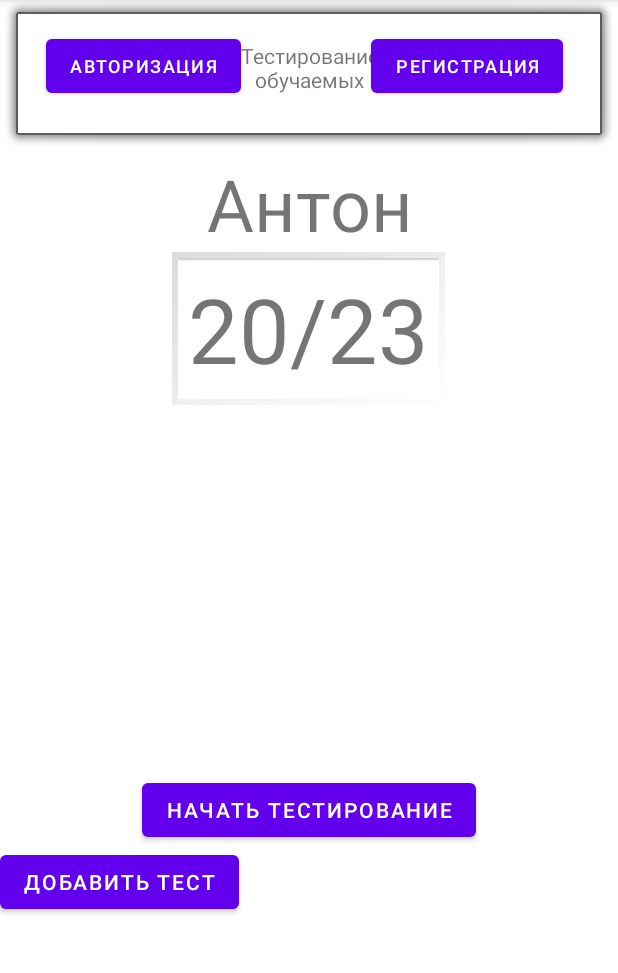
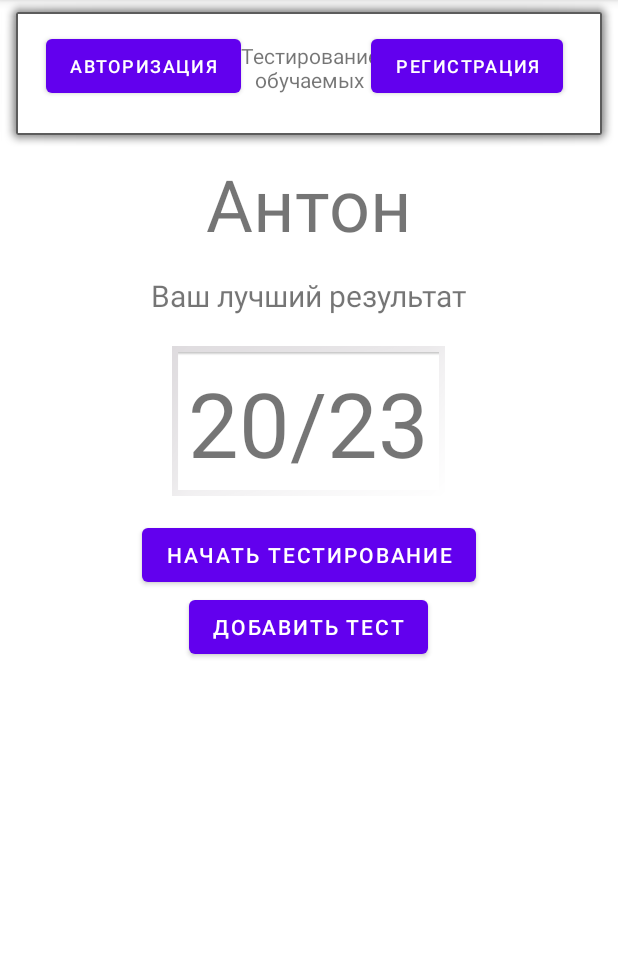
Before and after one commit to Swinten/Kursu-app, an Android app: the screen it shows after launch (MainActivity), on a phone screen of 412 x 824 dp, the part 84-1057 px from its top. Run offline under Robolectric (Android 15) with nearby library versions, the phone set to English and light mode, and no system bars.

Commit message:
чутка

```diff
--- a/MyApplication3/app/src/main/java/com/example/myapplication/MainActivity.java
+++ b/MyApplication3/app/src/main/java/com/example/myapplication/MainActivity.java
@@ -2,35 +2,50 @@ package com.example.myapplication;
 
 import androidx.appcompat.app.AppCompatActivity;
 
+import android.app.Dialog;
+import android.content.Context;
 import android.database.Cursor;
+import android.graphics.Color;
+import android.graphics.drawable.ColorDrawable;
 import android.os.Bundle;
 
 import android.content.DialogInterface;
 import android.content.Intent;
+import android.view.Gravity;
 import android.view.View;
+import android.view.Window;
+import android.view.WindowManager;
 import android.widget.AdapterView;
 import android.widget.Button;
+import android.widget.EditText;
 import android.widget.ListView;
 import android.widget.SimpleCursorAdapter;
 import android.widget.TextView;
 import android.widget.Toast;
 
+import java.util.ArrayList;
+import java.util.List;
 import java.util.Random;
 
 public class MainActivity extends AppCompatActivity {
-
-    Button st;
+    BD d;
+    Quest getdata;
+    private static Context context;
+    Button st,sw;
     @Override
     protected void onCreate(Bundle savedInstanceState) {
         super.onCreate(savedInstanceState);
+        getdata= new Quest();
+        MainActivity.context = getApplicationContext();
         setContentView(R.layout.activity_main);
         st = findViewById(R.id.Start);
-        //PreCreateDB.copyDB(this);
-        //databaseAdapter = new DatabaseAdapter(this);
-        //ListView lvContact = findViewById(R.id.lvContact);
-        //final SimpleCursorAdapter simpleCursorAdapter = databaseAdapter.populateListViewFromDB();
-        //lvContact.setAdapter(simpleCursorAdapter);
-        //lvContact.setOnItemClickListener(new AdapterView.OnItemClickListener() {
+        sw = findViewById(R.id.ADDDDD);
+        d = new BD(this);
+        sw.setOnClickListener(new View.OnClickListener() {
+            public void onClick(View v) {
+                showDialog();
+            }
+        });
         st.setOnClickListener(new View.OnClickListener() {
             public void onClick(View v) {
                 Intent intent;
@@ -39,4 +54,47 @@ public class MainActivity extends AppCompatActivity {
             }
         });
     }
+    public static Context getAppContext() {
+        return MainActivity.context;
+    }
+
+    public void showDialog() {
+        final EditText q,q1,q2,q3,q4,ri;
+        Button close,add,b;
+        final Dialog dialog = new Dialog(this);
+        dialog.requestWindowFeature(Window.FEATURE_NO_TITLE);
+        WindowManager.LayoutParams params = new WindowManager.LayoutParams();
+        dialog.setContentView(R.layout.dialog);
+        params.copyFrom(dialog.getWindow().getAttributes());
+        params.height = WindowManager.LayoutParams.MATCH_PARENT;
+        params.width = WindowManager.LayoutParams.MATCH_PARENT;
+        params.gravity = Gravity.CENTER;
+        dialog.getWindow().setAttributes(params);
+        dialog.getWindow().setBackgroundDrawable(new ColorDrawable(Color.TRANSPARENT));
+        dialog.show();
+        q = dialog.findViewById(R.id.qest);
+        q1 = dialog.findViewById(R.id.q1);
+        q2 = dialog.findViewById(R.id.q2);
+        q3 = dialog.findViewById(R.id.q3);
+        q4 = dialog.findViewById(R.id.q4);
+        ri = dialog.findViewById(R.id.ri);
+        add = (Button)dialog.findViewById(R.id.addBD);
+        close = (Button) dialog.findViewById(R.id.close);
+        close.setOnClickListener(new View.OnClickListener() {;
+            @Override
+            public void onClick(View v) {
+                dialog.cancel();
+            }
+        });
+        add.setOnClickListener(new View.OnClickListener() {;
+            @Override
+            public void onClick(View v) {
+                System.out.println("ABOBA");
+                long ABOBA = d.addquest(q.getText().toString(), q1.getText().toString(),q2.getText().toString(),q3.getText().toString(), q4.getText().toString(),ri.getText().toString());
+                if (ABOBA==0) {
+                    dialog.cancel();
+                }
+            }
+        });
+    }
 }
--- a/MyApplication3/app/src/main/res/layout/activity_main.xml
+++ b/MyApplication3/app/src/main/res/layout/activity_main.xml
@@ -65,88 +65,49 @@
             </androidx.constraintlayout.widget.ConstraintLayout>
         </LinearLayout>
 
-        <LinearLayout
-            android:layout_width="match_parent"
-            android:layout_height="wrap_content"
-            android:orientation="horizontal">
-
-            <Space
-                android:layout_width="wrap_content"
-                android:layout_height="match_parent"
-                android:layout_weight="1" />
-
         <TextView
             android:id="@+id/Name"
             android:layout_width="wrap_content"
             android:layout_height="wrap_content"
-                android:foregroundGravity="right"
-                android:gravity="center"
+            android:layout_gravity="center"
+            android:layout_marginBottom="15dp"
             android:text="Антон"
             android:textSize="48sp" />
 
-            <Space
-                android:layout_width="wrap_content"
-                android:layout_height="match_parent"
-                android:layout_weight="1" />
-
-        </LinearLayout>
-
-        <LinearLayout
-            android:layout_width="match_parent"
-            android:layout_height="190dp"
-            android:layout_weight="1"
-            android:orientation="horizontal">
-
-            <Space
+        <TextView
+            android:id="@+id/textView2"
             android:layout_width="wrap_content"
             android:layout_height="wrap_content"
-                android:layout_weight="1" />
+            android:layout_gravity="center"
+            android:layout_marginBottom="20dp"
+            android:text="Ваш лучший результат"
+            android:textSize="20sp" />
 
         <TextView
             android:id="@+id/textView4"
             android:layout_width="wrap_content"
-                android:layout_height="wrap_content"
+            android:layout_height="100dp"
+            android:layout_gravity="center"
+            android:layout_marginBottom="15dp"
             android:background="@android:drawable/gallery_thumb"
-                android:gravity="center"
             android:text="20/23"
             android:textSize="60sp" />
-
-            <Space
-                android:layout_width="wrap_content"
-                android:layout_height="wrap_content"
-                android:layout_weight="1" />
-
-        </LinearLayout>
-
-        <LinearLayout
-            android:layout_width="match_parent"
-            android:layout_height="wrap_content"
-            android:orientation="horizontal">
-
-            <Space
-                android:layout_width="wrap_content"
-                android:layout_height="match_parent"
-                android:layout_weight="1" />
 
         <Button
             android:id="@+id/Start"
             android:layout_width="wrap_content"
             android:layout_height="wrap_content"
+            android:layout_gravity="center"
             android:text="Начать тестирование" />
 
-            <Space
+        <Button
+            android:id="@+id/ADDDDD"
             android:layout_width="wrap_content"
-                android:layout_height="match_parent"
-                android:layout_weight="1" />
+            android:layout_height="wrap_content"
+            android:layout_gravity="center"
+            android:layout_marginBottom="156dp"
+            android:text="Добавить тест" />
 
     </LinearLayout>
 
-        <Button
-            android:id="@+id/button5"
-            android:layout_width="wrap_content"
-            android:layout_height="wrap_content"
-            android:layout_marginBottom="156dp"
-            android:text="Добавить тест" />
-    </LinearLayout>
-
 </androidx.constraintlayout.widget.ConstraintLayout>
```
Also changed, not shown: MyApplication3/app/src/main/java/com/example/myapplication/BD.java (added, +95 -0 lines), MyApplication3/app/src/main/java/com/example/myapplication/Quest.java (added, +44 -0 lines), MyApplication3/app/src/main/java/com/example/myapplication/Question.java (+21 -20 lines), MyApplication3/app/src/main/java/com/example/myapplication/questAdapter.java (+9 -5 lines), MyApplication3/app/src/main/res/layout/dialog.xml (added, +101 -0 lines). Lines whose indentation alone changed are shown as unchanged.
